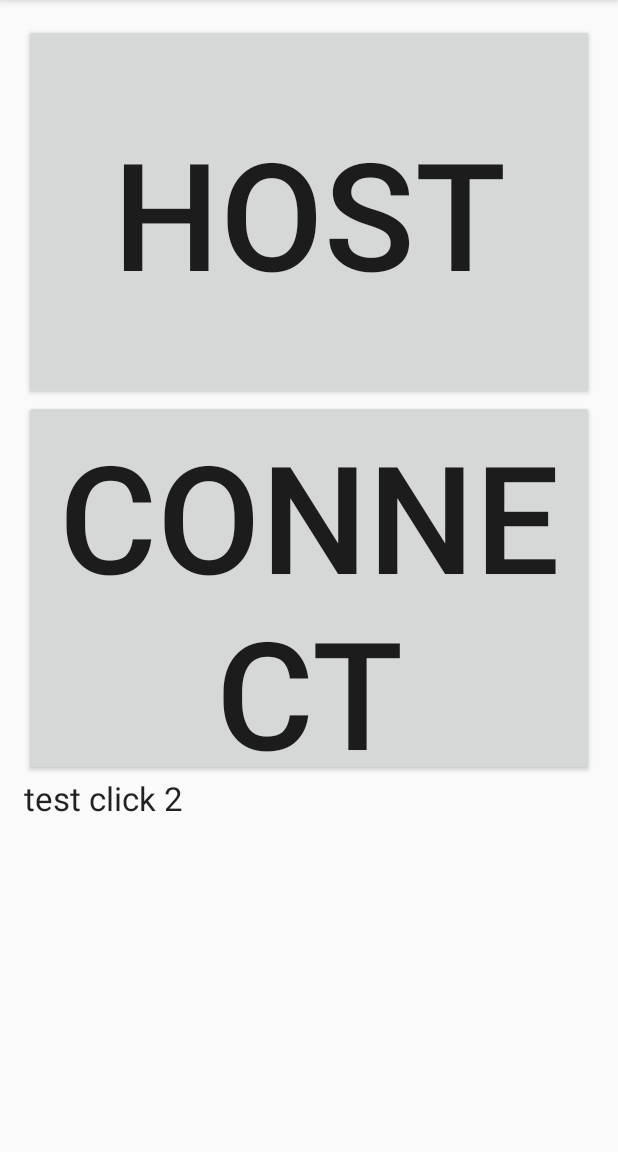
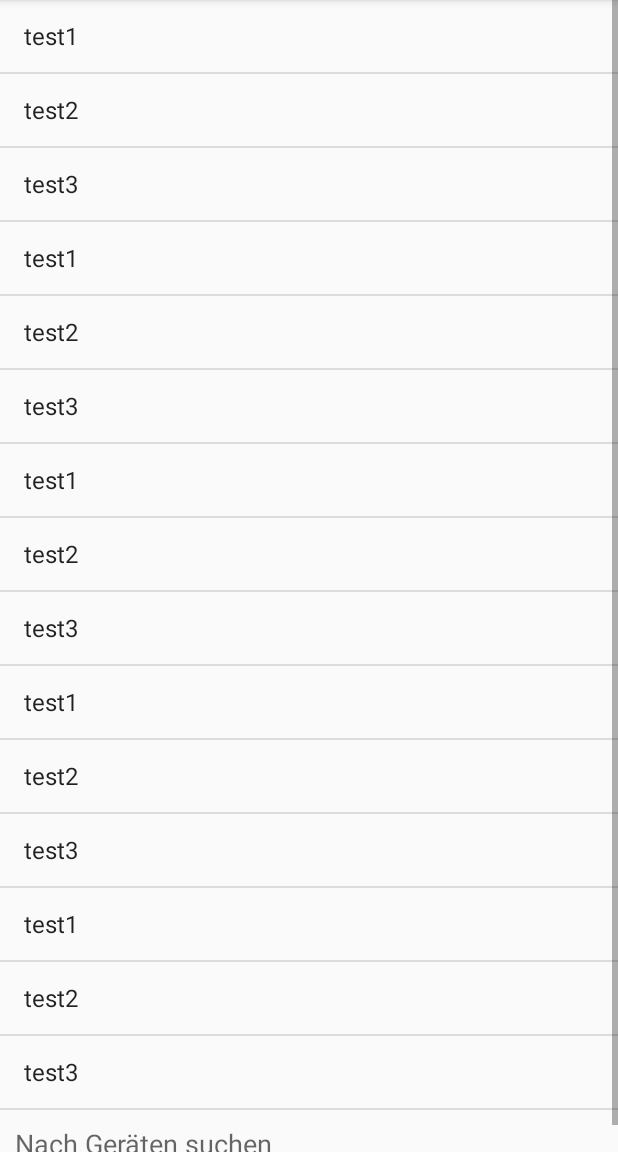
Before and after one commit to limond/AnotherSchoolProject, an Android app: the screen it shows after launch (CardGames), after a tap on an icon or button, on a phone screen of 412 x 824 dp, the part 84-1236 px from its top. Run offline under Robolectric (Android 15) with nearby library versions, the phone set to English and light mode, and no system bars; 1 other tap on this screen came first.

Commit message:
UI-Liste mit ProgressSpinner für  Hosts erstellt (ohne Funktion) Back-Button-Funktion ergänzt

```diff
--- a/app/src/main/java/com/mangostudio/anotherschoolproject/CardGames.java
+++ b/app/src/main/java/com/mangostudio/anotherschoolproject/CardGames.java
@@ -1,6 +1,5 @@
 package com.mangostudio.anotherschoolproject;
 
-import android.content.DialogInterface;
 import android.os.Message;
 import android.support.v7.app.ActionBarActivity;
 import android.os.Bundle;
@@ -13,15 +12,30 @@ import android.widget.Toast;
 
 
 public class CardGames extends ActionBarActivity {
+    public int currentLayout;
 
-    @Override
     protected void onCreate(Bundle savedInstanceState) {
         super.onCreate(savedInstanceState);
         setContentView(R.layout.activity_card_games);
+
         final TextView text = (TextView) findViewById(R.id.textView);
+        registerMainLayoutListeners();
 
+        Toast.makeText(getApplicationContext(), "test Toast", Toast.LENGTH_SHORT).show();
+
+        NetworkThread thread = new NetworkThread();
+        thread.start();
+        NetworkHandler netHandler = new NetworkHandler(thread.getLooper());
+
+        Message msg = netHandler.obtainMessage();
+        msg.obj = "Hello world";
+        netHandler.sendMessage(msg);
+    }
+
+    public void registerMainLayoutListeners(){
         final Button host = (Button) findViewById(R.id.host);
         final Button connect = (Button) findViewById(R.id.connect);
+        final TextView text = (TextView) findViewById(R.id.textView);
 
         View.OnClickListener hostListener = new View.OnClickListener() {
             @Override
@@ -33,24 +47,12 @@ public class CardGames extends ActionBarActivity {
         View.OnClickListener connectListener = new View.OnClickListener() {
             @Override
             public void onClick(View v) {
-                text.setText("test click 2");
+                setContentView(R.layout.hosts_list);
+                //text.setText("test click 2");
             }
         };
         connect.setOnClickListener(connectListener);
-
-        Toast.makeText(getApplicationContext(), "test Toast", Toast.LENGTH_SHORT).show();
-
-        TextViewLogger textLogger = new TextViewLogger(getMainLooper(), text);
-        NetworkThread thread = new NetworkThread();
-        thread.start();
-        NetworkHandler netHandler = new NetworkHandler(thread.getLooper());
-
-        Message msg = netHandler.obtainMessage();
-        msg.obj = "Hello world";
-        netHandler.sendMessage(msg);
-
     }
-
 
     @Override
     public boolean onCreateOptionsMenu(Menu menu) {
@@ -73,4 +75,21 @@ public class CardGames extends ActionBarActivity {
 
         return super.onOptionsItemSelected(item);
     }
+    @Override
+    public void onBackPressed() {
+        switch(currentLayout){
+            case R.layout.hosts_list:
+                setContentView(R.layout.activity_card_games);
+                registerMainLayoutListeners();
+                break;
+            default:
+                moveTaskToBack(true);
+                break;
+        }
+    }
+    @Override
+    public void setContentView(final int id) {
+        super.setContentView(id);
+        currentLayout = id;
+    }
 }
--- /dev/null
+++ b/app/src/main/java/com/mangostudio/anotherschoolproject/HostListView.java
@@ -0,0 +1,69 @@
+package com.mangostudio.anotherschoolproject;
+
+import android.content.Context;
+import android.util.AttributeSet;
+import android.view.LayoutInflater;
+import android.view.View;
+import android.widget.AdapterView;
+import android.widget.ArrayAdapter;
+import android.widget.ListView;
+import android.widget.ProgressBar;
+import android.widget.TextView;
+
+import java.util.ArrayList;
+
+/**
+ * Created by Leon on 02.04.2015.
+ */
+public class HostListView extends ListView {
+    public ArrayList<String> HostList = new ArrayList<String>();
+    public Boolean isSearching = false;
+
+    public HostListView(Context context, AttributeSet attrs) {
+        super(context, attrs);
+        //Nur zum Testen (Hier stehen später bereits gefundene Geräte)
+        HostList.add("test1");
+        HostList.add("test2");
+        HostList.add("test3");
+        HostList.add("test1");
+        HostList.add("test2");
+        HostList.add("test3");
+        HostList.add("test1");
+        HostList.add("test2");
+        HostList.add("test3");
+        HostList.add("test1");
+        HostList.add("test2");
+        HostList.add("test3");
+        HostList.add("test1");
+        HostList.add("test2");
+        HostList.add("test3");
+        this.setAdapter(new ArrayAdapter<String>(context, android.R.layout.simple_list_item_1, HostList));
+        /*
+            Die folgenden 2 Zeilen stammen aus http://stackoverflow.com/questions/4265228/how-to-add-a-footer-in-listview
+            Sie fügen an die Liste einen Footer an (Eintrag der die Suche nach neuen Geräten erlaubt)
+        */
+        final View footerView = ((LayoutInflater) context.getSystemService(Context.LAYOUT_INFLATER_SERVICE)).inflate(R.layout.hosts_list_footer, null, false);
+        this.addFooterView(footerView);
+        final TextView status = (TextView) footerView.findViewById(R.id.discoveryStatus);
+        final ProgressBar progressSpinner = (ProgressBar) footerView.findViewById(R.id.discoveryProgressBar);
+
+        this.setOnItemClickListener(new OnItemClickListener() {
+            @Override
+            public void onItemClick(AdapterView<?> adapterView, View view, int i, long l) {
+                if(view.hashCode() == footerView.hashCode()){
+                    //Footer wurde angeklickt (Suche nach Geräten beginnt oder endet)
+                    if(!isSearching){
+                        isSearching = true;
+                        status.setText(R.string.DiscoveryRunning);
+                        progressSpinner.setVisibility(View.VISIBLE);
+                    }
+                    else{
+                        isSearching = false;
+                        status.setText(R.string.DiscoveryStart);
+                        progressSpinner.setVisibility(View.GONE);
+                    }
+                }
+            }
+        });
+    }
+}
--- /dev/null
+++ b/app/src/main/res/layout/hosts_list.xml
@@ -0,0 +1,11 @@
+<?xml version="1.0" encoding="utf-8"?>
+<LinearLayout xmlns:android="http://schemas.android.com/apk/res/android"
+    android:orientation="vertical" android:layout_width="match_parent"
+    android:layout_height="match_parent">
+
+    <com.mangostudio.anotherschoolproject.HostListView
+        android:layout_width="match_parent"
+        android:layout_height="match_parent"
+        android:id="@+id/hostsListView"
+        android:layout_gravity="center_horizontal" />
+</LinearLayout>
--- /dev/null
+++ b/app/src/main/res/layout/hosts_list_footer.xml
@@ -0,0 +1,30 @@
+<?xml version="1.0" encoding="utf-8"?>
+<RelativeLayout xmlns:android="http://schemas.android.com/apk/res/android"
+    android:orientation="vertical" android:layout_width="match_parent"
+    android:layout_height="match_parent"
+    android:weightSum="1"
+    android:padding="10dp">
+
+    <ProgressBar
+        style="?android:attr/progressBarStyleSmall"
+        android:layout_width="65dp"
+        android:layout_height="wrap_content"
+        android:id="@+id/discoveryProgressBar"
+        android:layout_weight="0.09"
+        android:layout_alignParentLeft="true"
+        android:layout_marginLeft="0dp"
+        android:layout_alignParentTop="true"
+        android:layout_marginTop="0dp"
+        android:layout_alignParentBottom="true"
+        android:visibility="gone" />
+
+    <TextView
+        android:layout_width="wrap_content"
+        android:layout_height="wrap_content"
+        android:textAppearance="?android:attr/textAppearanceMedium"
+        android:id="@+id/discoveryStatus"
+        android:layout_centerVertical="true"
+        android:layout_toEndOf="@+id/discoveryProgressBar"
+        android:text="@string/DiscoveryStart" />
+
+</RelativeLayout>
--- a/app/src/main/res/values/strings.xml
+++ b/app/src/main/res/values/strings.xml
@@ -4,5 +4,6 @@
     <string name="app_name">AnotherSchoolProject</string>
     <string name="hello_world">Hello world!</string>
     <string name="action_settings">Settings</string>
-
+    <string name="DiscoveryStart">Nach Geräten suchen</string>
+    <string name="DiscoveryRunning">Suche abbrechen...</string>
 </resources>
```
Also changed, not shown: 1 other file.
